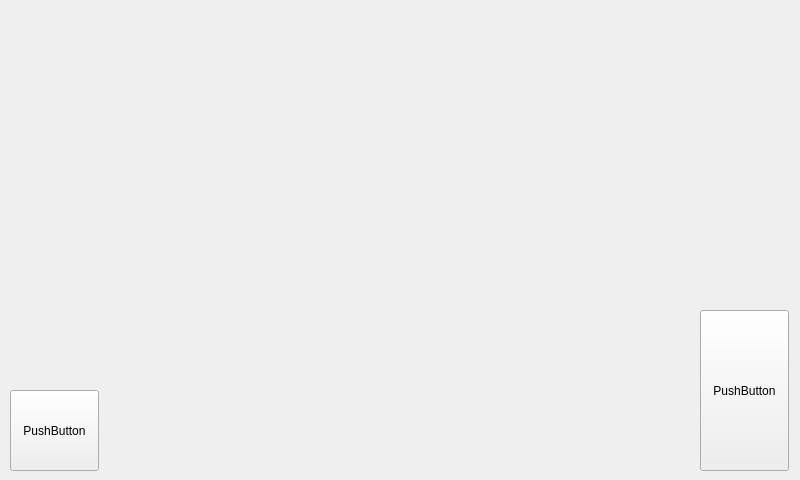
Old version of the form openweathermain.ui in the repository jaqub/openweather.
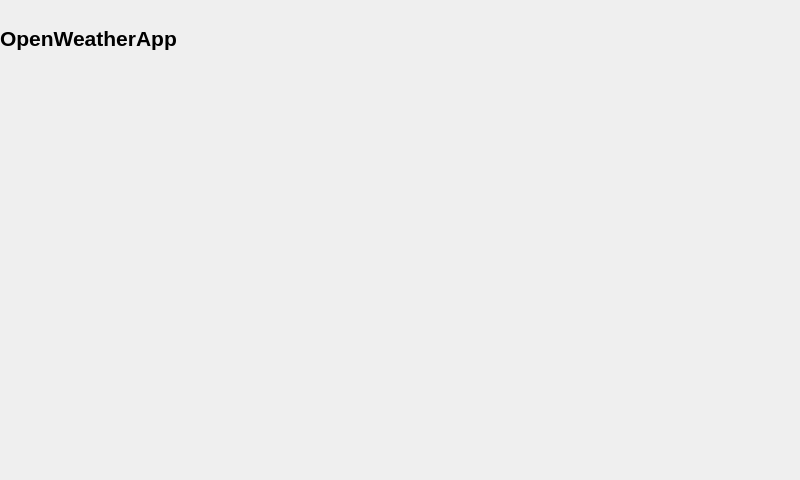
New version of the form.

Commit message: [Add] Ui; main screen added

What changed in the file:
```diff
--- a/openweathermain.ui
+++ b/openweathermain.ui
@@ -10,34 +10,113 @@
     <height>480</height>
    </rect>
   </property>
+  <property name="sizePolicy">
+   <sizepolicy hsizetype="Maximum" vsizetype="Maximum">
+    <horstretch>0</horstretch>
+    <verstretch>0</verstretch>
+   </sizepolicy>
+  </property>
+  <property name="minimumSize">
+   <size>
+    <width>800</width>
+    <height>480</height>
+   </size>
+  </property>
+  <property name="maximumSize">
+   <size>
+    <width>800</width>
+    <height>480</height>
+   </size>
+  </property>
   <property name="windowTitle">
    <string>Form</string>
   </property>
-  <widget class="QPushButton" name="pushButton">
+  <widget class="QWidget" name="">
    <property name="geometry">
     <rect>
-     <x>10</x>
-     <y>390</y>
-     <width>89</width>
-     <height>81</height>
+     <x>0</x>
+     <y>0</y>
+     <width>801</width>
+     <height>77</height>
     </rect>
    </property>
-   <property name="text">
-    <string>PushButton</string>
-   </property>
-  </widget>
-  <widget class="QPushButton" name="pushButton_2">
-   <property name="geometry">
-    <rect>
-     <x>700</x>
-     <y>310</y>
-     <width>89</width>
-     <height>161</height>
-    </rect>
-   </property>
-   <property name="text">
-    <string>PushButton</string>
-   </property>
+   <layout class="QHBoxLayout" name="HeaderHLayout">
+    <item>
+     <widget class="QLabel" name="header">
+      <property name="enabled">
+       <bool>true</bool>
+      </property>
+      <property name="sizePolicy">
+       <sizepolicy hsizetype="Maximum" vsizetype="Maximum">
+        <horstretch>0</horstretch>
+        <verstretch>0</verstretch>
+       </sizepolicy>
+      </property>
+      <property name="maximumSize">
+       <size>
+        <width>600</width>
+        <height>75</height>
+       </size>
+      </property>
+      <property name="font">
+       <font>
+        <pointsize>16</pointsize>
+        <weight>75</weight>
+        <bold>true</bold>
+        <underline>false</underline>
+        <strikeout>false</strikeout>
+       </font>
+      </property>
+      <property name="text">
+       <string>OpenWeatherApp</string>
+      </property>
+      <property name="textFormat">
+       <enum>Qt::PlainText</enum>
+      </property>
+      <property name="margin">
+       <number>10</number>
+      </property>
+      <property name="openExternalLinks">
+       <bool>false</bool>
+      </property>
+     </widget>
+    </item>
+    <item>
+     <spacer name="horizontalSpacer">
+      <property name="orientation">
+       <enum>Qt::Horizontal</enum>
+      </property>
+      <property name="sizeType">
+       <enum>QSizePolicy::Maximum</enum>
+      </property>
+      <property name="sizeHint" stdset="0">
+       <size>
+        <width>800</width>
+        <height>20</height>
+       </size>
+      </property>
+     </spacer>
+    </item>
+    <item>
+     <widget class="QLabel" name="status">
+      <property name="minimumSize">
+       <size>
+        <width>75</width>
+        <height>75</height>
+       </size>
+      </property>
+      <property name="maximumSize">
+       <size>
+        <width>75</width>
+        <height>75</height>
+       </size>
+      </property>
+      <property name="text">
+       <string/>
+      </property>
+     </widget>
+    </item>
+   </layout>
   </widget>
  </widget>
  <resources/>
```
Left out of the diff: 4 changed lines with no effect on the pictures. The commit also changes 1 other file.
